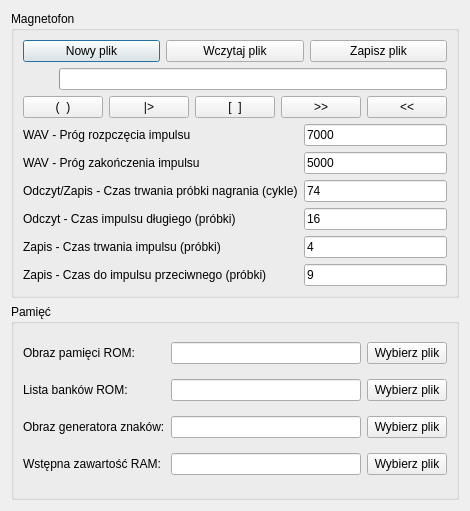
Above: tapeplayer.ui from andrzejlisek/Cobra1 before the change. Below: the same form after it.
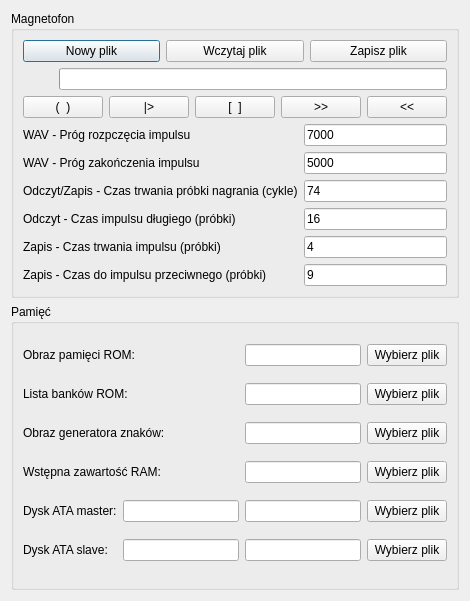
That is the form after the change.

Diff of the .ui file:
```diff
--- a/tapeplayer.ui
+++ b/tapeplayer.ui
@@ -7,7 +7,7 @@
     <x>0</x>
     <y>0</y>
     <width>468</width>
-    <height>511</height>
+    <height>601</height>
    </rect>
   </property>
   <property name="windowTitle">
@@ -211,90 +211,130 @@
       <string>Pamięć</string>
      </property>
      <layout class="QGridLayout" name="gridLayout_3">
-      <item row="0" column="0">
-       <widget class="QLabel" name="MemRomL">
+      <item row="4" column="3">
+       <widget class="QPushButton" name="Disk0B">
         <property name="text">
-         <string>Obraz pamięci ROM:</string>
+         <string>Wybierz plik</string>
         </property>
        </widget>
       </item>
-      <item row="0" column="1">
-       <widget class="QLineEdit" name="MemRomT">
+      <item row="2" column="3">
+       <widget class="QPushButton" name="MemChrB">
         <property name="text">
-         <string/>
+         <string>Wybierz plik</string>
         </property>
        </widget>
       </item>
-      <item row="0" column="2">
+      <item row="5" column="2">
+       <widget class="QLineEdit" name="Disk1T"/>
+      </item>
+      <item row="5" column="3">
+       <widget class="QPushButton" name="Disk1B">
+        <property name="text">
+         <string>Wybierz plik</string>
+        </property>
+       </widget>
+      </item>
+      <item row="4" column="2">
+       <widget class="QLineEdit" name="Disk0T"/>
+      </item>
+      <item row="3" column="3">
+       <widget class="QPushButton" name="MemRamB">
+        <property name="text">
+         <string>Wybierz plik</string>
+        </property>
+       </widget>
+      </item>
+      <item row="0" column="3">
        <widget class="QPushButton" name="MemRomB">
         <property name="text">
          <string>Wybierz plik</string>
         </property>
        </widget>
       </item>
-      <item row="1" column="0">
-       <widget class="QLabel" name="MemLstL">
-        <property name="text">
-         <string>Lista banków ROM:</string>
-        </property>
-       </widget>
-      </item>
-      <item row="1" column="1">
-       <widget class="QLineEdit" name="MemLstT">
-        <property name="text">
-         <string/>
-        </property>
-       </widget>
-      </item>
       <item row="1" column="2">
+       <widget class="QLineEdit" name="MemLstT">
+        <property name="text">
+         <string/>
+        </property>
+       </widget>
+      </item>
+      <item row="0" column="2">
+       <widget class="QLineEdit" name="MemRomT">
+        <property name="text">
+         <string/>
+        </property>
+       </widget>
+      </item>
+      <item row="3" column="2">
+       <widget class="QLineEdit" name="MemRamT">
+        <property name="text">
+         <string/>
+        </property>
+       </widget>
+      </item>
+      <item row="5" column="0">
+       <widget class="QLabel" name="Disk1L">
+        <property name="text">
+         <string>Dysk ATA slave:</string>
+        </property>
+       </widget>
+      </item>
+      <item row="1" column="3">
        <widget class="QPushButton" name="MemLstB">
         <property name="text">
          <string>Wybierz plik</string>
         </property>
        </widget>
       </item>
-      <item row="2" column="0">
-       <widget class="QLabel" name="MemChrL">
+      <item row="4" column="0">
+       <widget class="QLabel" name="Disk0L">
         <property name="text">
-         <string>Obraz generatora znaków:</string>
-        </property>
-       </widget>
-      </item>
-      <item row="2" column="1">
-       <widget class="QLineEdit" name="MemChrT">
-        <property name="text">
-         <string/>
+         <string>Dysk ATA master:</string>
         </property>
        </widget>
       </item>
       <item row="2" column="2">
-       <widget class="QPushButton" name="MemChrB">
+       <widget class="QLineEdit" name="MemChrT">
         <property name="text">
-         <string>Wybierz plik</string>
+         <string/>
         </property>
        </widget>
       </item>
-      <item row="3" column="0">
+      <item row="4" column="1">
+       <widget class="QLineEdit" name="Disk0SectorT"/>
+      </item>
+      <item row="3" column="0" colspan="2">
        <widget class="QLabel" name="MemRamL">
         <property name="text">
          <string>Wstępna zawartość RAM:</string>
         </property>
        </widget>
       </item>
-      <item row="3" column="1">
-       <widget class="QLineEdit" name="MemRamT">
+      <item row="2" column="0" colspan="2">
+       <widget class="QLabel" name="MemChrL">
         <property name="text">
-         <string/>
+         <string>Obraz generatora znaków:</string>
         </property>
        </widget>
       </item>
-      <item row="3" column="2">
-       <widget class="QPushButton" name="MemRamB">
+      <item row="1" column="0" colspan="2">
+       <widget class="QLabel" name="MemLstL">
         <property name="text">
-         <string>Wybierz plik</string>
+         <string>Lista banków ROM:</string>
         </property>
        </widget>
       </item>
+      <item row="0" column="0" colspan="2">
+       <widget class="QLabel" name="MemRomL">
+        <property name="text">
+         <string>Obraz pamięci ROM:</string>
+        </property>
+       </widget>
+      </item>
+      <item row="5" column="1">
+       <widget class="QLineEdit" name="Disk1SectorT"/>
+      </item>
      </layout>
     </widget>
    </item>
```
